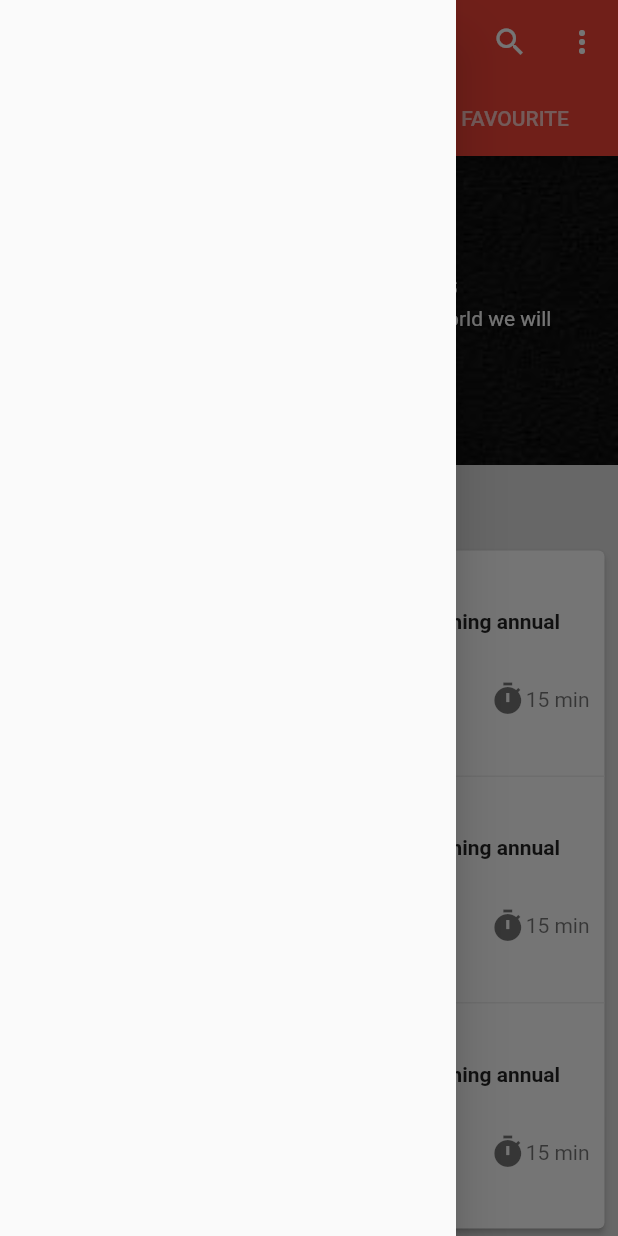
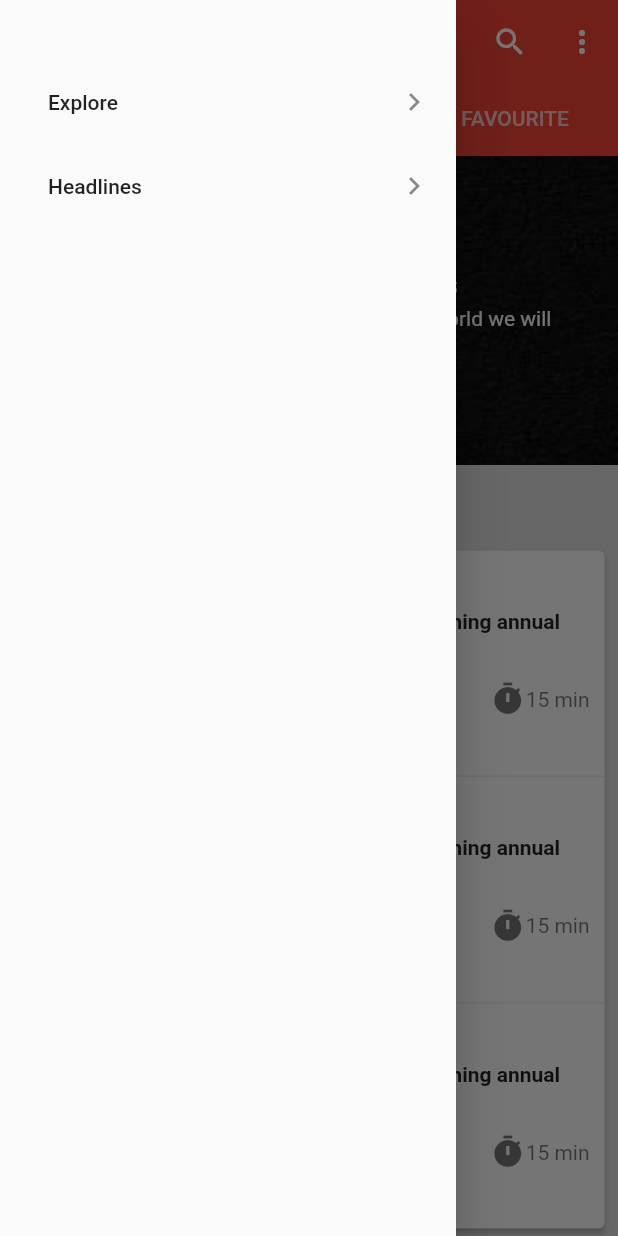
Before and after one commit to AlaaElsweedy/NewsApp, a Flutter app: the HomeScreen screen opened directly, with the side drawer open, on a phone screen of 412 x 824 dp. Run offline on Flutter 3.47's test engine with Material 2 defaults, Android fonts, the phone set to English and light mode, and no system bars; our stand-ins replace shared_preferences; missing offline and left inert: page_view_indicator; accounts and stored records are empty.

Commit message:
add headline news

```diff
--- /dev/null
+++ b/lib/models/nav_menu_item.dart
@@ -0,0 +1,8 @@
+
+class NavMenuItem{
+
+  String title;
+  Function destination;
+
+  NavMenuItem(this.title, this.destination);
+}
--- a/lib/shared_ui/drawer.dart
+++ b/lib/shared_ui/drawer.dart
@@ -1,4 +1,7 @@
 import 'package:flutter/material.dart';
+import 'package:news_app/models/nav_menu_item.dart';
+import 'package:news_app/screens/home_screen.dart';
+import 'package:news_app/screens/headline_news.dart';
 
 class NavigationDrawer extends StatefulWidget {
   @override
@@ -6,8 +9,46 @@ class NavigationDrawer extends StatefulWidget {
 }
 
 class _NavigationDrawerState extends State<NavigationDrawer> {
+
+  List<NavMenuItem> navigationItem = [
+    NavMenuItem('Explore', () => HomeScreen()),
+    NavMenuItem('Headlines', () => HeadlineNews())
+  ];
+
+//  List<String> _namesDrawer = [
+//    'Explore',
+//    'Heading News',
+//    'Read Later',
+//    'Videos',
+//    'Photos',
+//    'Setting',
+//    'Logout'
+//  ];
+
   @override
   Widget build(BuildContext context) {
-    return Drawer();
+    return Drawer(
+      child: Padding(
+        padding: const EdgeInsets.only(top: 40, left: 16),
+        child: ListView.builder(
+          itemBuilder: (context, position) {
+            return ListTile(
+              title: Text(navigationItem[position].title),
+              trailing: Icon(Icons.chevron_right),
+              onTap: () {
+                Navigator.of(context).push(
+                  MaterialPageRoute(
+                    builder: (context) {
+                      return navigationItem[position].destination();
+                    },
+                  ),
+                );
+              },
+            );
+          },
+          itemCount: navigationItem.length,
+        ),
+      ),
+    );
   }
 }
```
Also changed, not shown: lib/screens/headline_news.dart (added, +60 -0 lines).
